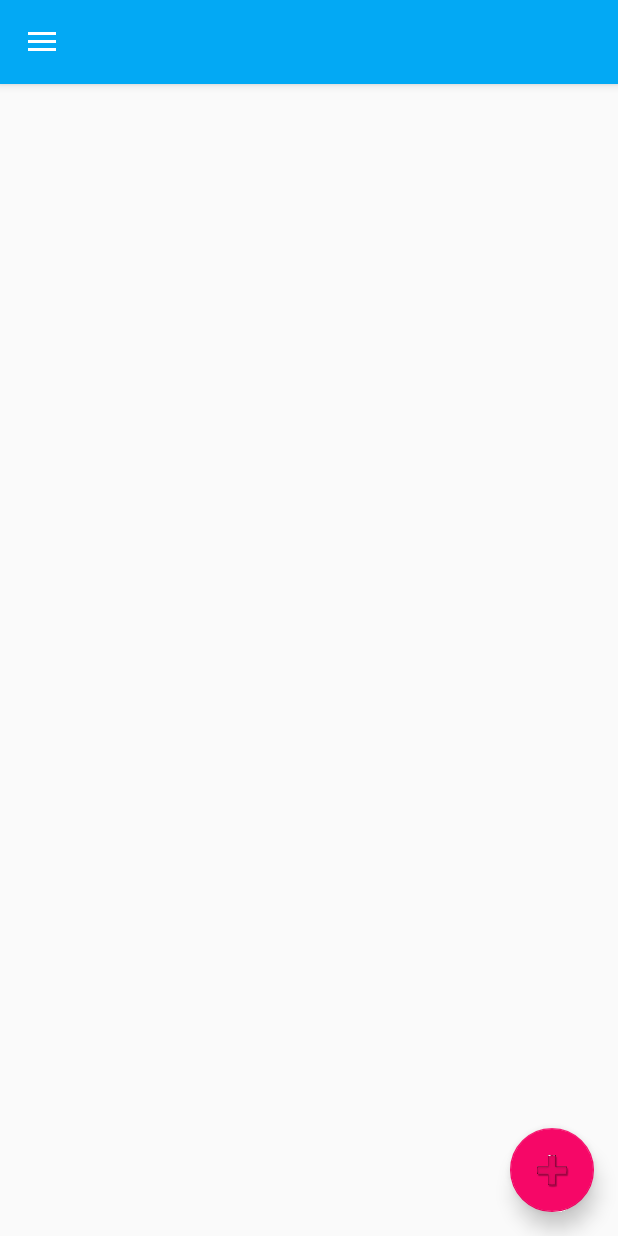
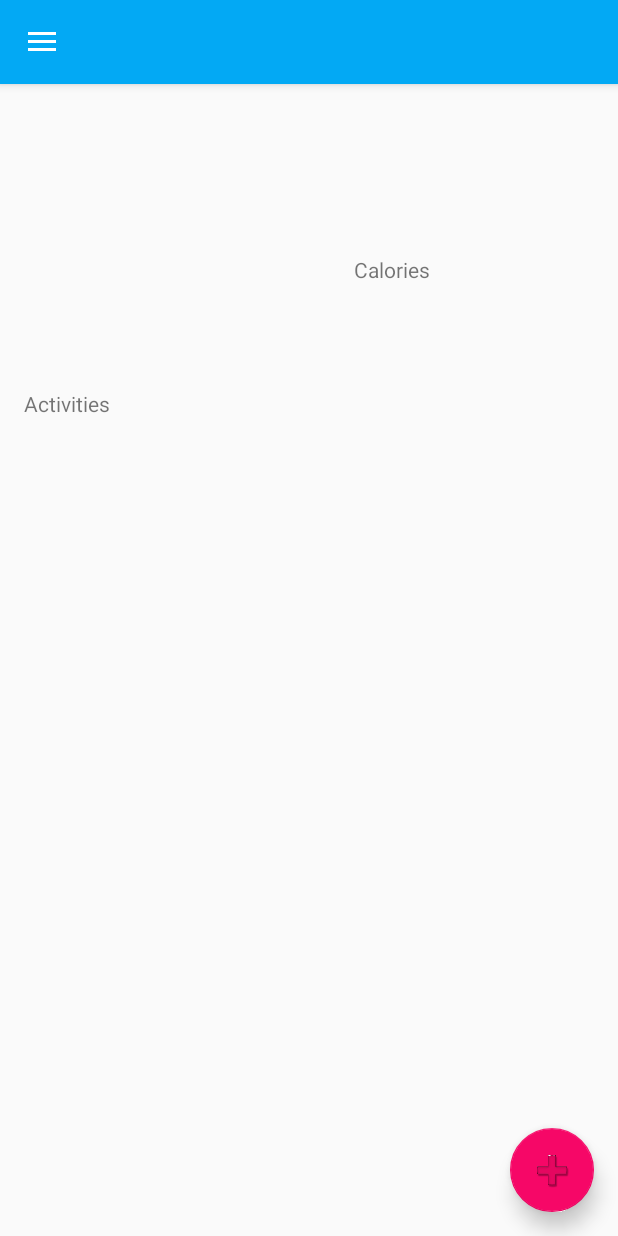
Before and after one commit to Stousn/appAthlon-Project, an Android app: the Statistics screen opened directly, with no data from a screen before it, on a phone screen of 412 x 824 dp. Run offline under Robolectric (Android 15) with nearby library versions, the phone set to English and light mode, and no system bars.

Commit message:
design improved

```diff
--- a/FitAppIndoor/app/src/main/java/at/fhj/appathlon/fitapp/fitappindoor/app/view/AddActivityActivity.java
+++ b/FitAppIndoor/app/src/main/java/at/fhj/appathlon/fitapp/fitappindoor/app/view/AddActivityActivity.java
@@ -56,7 +56,7 @@ public class AddActivityActivity extends AppCompatActivity {
 
         edtAmo=(EditText) findViewById(R.id.activityAmountAmount);
         edtCal=(EditText) findViewById(R.id.activityAmountKcal);
-//        edtMin=(EditText) findViewById(R.id.activityAmountMinutes);
+        edtMin=(EditText) findViewById(R.id.activityAmountMinutes);
         butSave=(Button) findViewById(R.id.activitySave);
 
         activityDataAccess=new ActivityDataAccess(this);
--- a/FitAppIndoor/app/src/main/res/layout/content_main.xml
+++ b/FitAppIndoor/app/src/main/res/layout/content_main.xml
@@ -17,6 +17,7 @@
         android:text=""
         android:layout_width="wrap_content"
         android:layout_height="wrap_content"
+        android:textSize="30dp"
         android:layout_alignParentTop="true"
         android:layout_alignParentStart="true"
         android:layout_marginStart="119dp"
@@ -26,19 +27,40 @@
     <TextView
         android:text=""
         android:layout_width="wrap_content"
+        android:textSize="30dp"
         android:layout_height="wrap_content"
         android:layout_below="@+id/txtDate"
         android:layout_alignEnd="@+id/txtDate"
+        android:layout_marginStart="150dp"
         android:layout_marginTop="17dp"
         android:id="@+id/txtCal" />
+
+    <TextView
+        android:text="Calories"
+        android:layout_width="wrap_content"
+        android:layout_height="wrap_content"
+        android:layout_marginStart="220dp"
+        android:layout_marginTop="5dp"
+        android:id="@+id/txtCalorien"
+        android:layout_below="@+id/txtCal" />
 
     <TextView
         android:text=""
         android:layout_width="wrap_content"
         android:layout_height="wrap_content"
-        android:layout_below="@+id/txtCal"
+        android:layout_below="@+id/txtCalorien"
         android:layout_alignParentStart="true"
+        android:textSize="24dp"
         android:layout_marginStart="24dp"
         android:layout_marginTop="17dp"
         android:id="@+id/txtAmAct" />
+
+    <TextView
+        android:text="Activities"
+        android:layout_width="wrap_content"
+        android:layout_height="wrap_content"
+        android:layout_marginStart="0dp"
+        android:layout_marginTop="20dp"
+        android:id="@+id/txtActivi"
+        android:layout_below="@+id/txtAmAct" />
 </RelativeLayout>
```
